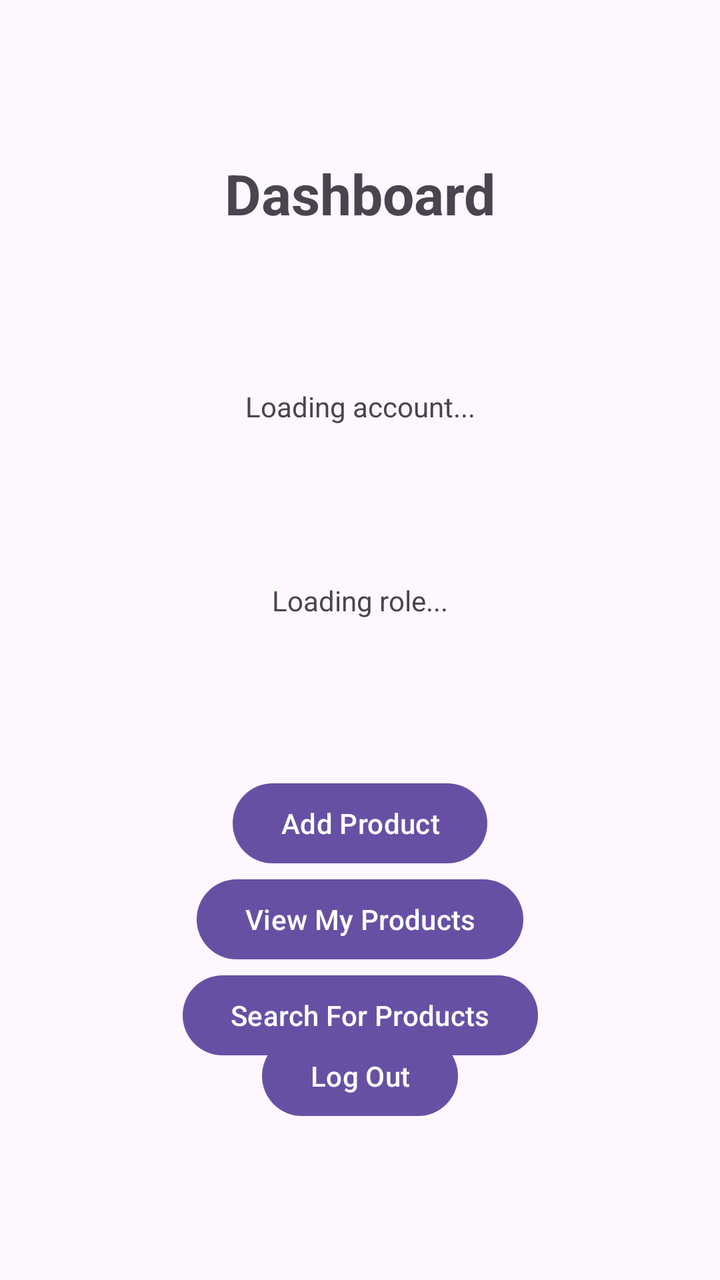
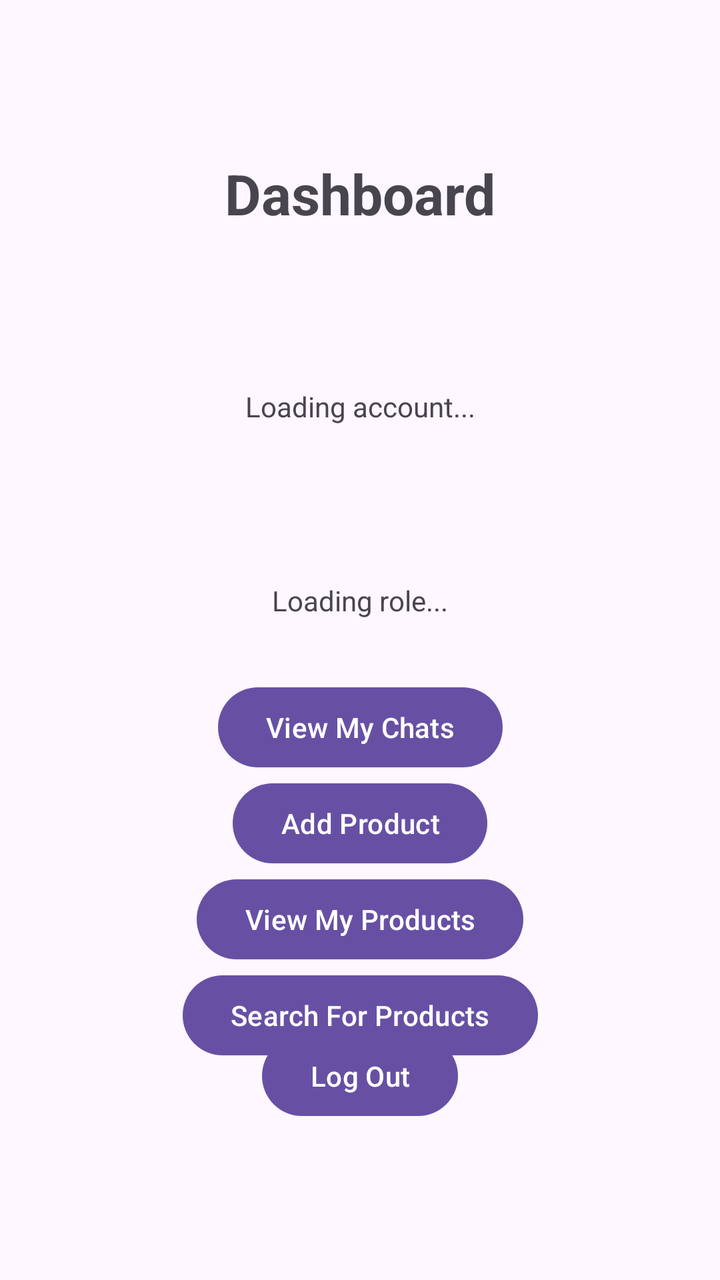

Compare the two renders of this Android layout. The source of the first and the diff that turns it into the second are given below.
<!-- AndroidManifest.xml: application theme Theme._3130_grp8_app -->
<!-- res/layout/activity_role_specific_dashboard.xml -->
<?xml version="1.0" encoding="utf-8"?>
<androidx.constraintlayout.widget.ConstraintLayout xmlns:android="http://schemas.android.com/apk/res/android"
    xmlns:app="http://schemas.android.com/apk/res-auto"
    android:id="@+id/roleSelectionMain"
    android:layout_width="match_parent"
    android:layout_height="match_parent">

    <TextView
        android:id="@+id/dashboardTitle"
        android:layout_width="wrap_content"
        android:layout_height="wrap_content"
        android:text="Dashboard"
        android:textSize="28sp"
        android:textStyle="bold"
        app:layout_constraintEnd_toEndOf="parent"
        app:layout_constraintStart_toStartOf="parent"
        app:layout_constraintTop_toTopOf="parent"
        app:layout_constraintBottom_toTopOf="@id/dashboardEmail"/>

    <TextView
        android:id="@+id/dashboardEmail"
        android:layout_width="wrap_content"
        android:layout_height="wrap_content"
        android:text="Loading account..."
        app:layout_constraintEnd_toEndOf="parent"
        app:layout_constraintStart_toStartOf="parent"
        app:layout_constraintTop_toBottomOf="@id/dashboardTitle"
        app:layout_constraintBottom_toTopOf="@id/dashboardRole"/>

    <TextView
        android:id="@+id/dashboardRole"
        android:layout_width="wrap_content"
        android:layout_height="wrap_content"
        android:text="Loading role..."
        app:layout_constraintEnd_toEndOf="parent"
        app:layout_constraintStart_toStartOf="parent"
        app:layout_constraintTop_toBottomOf="@id/dashboardEmail"
        app:layout_constraintBottom_toTopOf="@id/productButton"/>

    <Button
        android:id="@+id/productButton"
        android:layout_width="wrap_content"
        android:layout_height="wrap_content"
        android:text="Add Product"
        app:layout_constraintEnd_toEndOf="parent"
        app:layout_constraintStart_toStartOf="parent"
        app:layout_constraintTop_toBottomOf="@id/dashboardRole"
        app:layout_constraintBottom_toTopOf="@id/logoutButton"/>

    <Button
        android:id="@+id/viewMyProductsButton"
        android:layout_width="wrap_content"
        android:layout_height="wrap_content"
        android:text="View My Products"
        app:layout_constraintEnd_toEndOf="parent"
        app:layout_constraintStart_toStartOf="parent"
        app:layout_constraintTop_toBottomOf="@id/productButton" />

    <Button
        android:id="@+id/searchForProductsButton"
        android:layout_width="wrap_content"
        android:layout_height="wrap_content"
        android:text="Search For Products"
        app:layout_constraintEnd_toEndOf="parent"
        app:layout_constraintStart_toStartOf="parent"
        app:layout_constraintTop_toBottomOf="@id/viewMyProductsButton"/>

    <Button
        android:id="@+id/logoutButton"
        android:layout_width="wrap_content"
        android:layout_height="wrap_content"
        android:text="Log Out"
        app:layout_constraintBottom_toBottomOf="parent"
        app:layout_constraintEnd_toEndOf="parent"
        app:layout_constraintStart_toStartOf="parent"
        app:layout_constraintTop_toBottomOf="@id/productButton"/>

</androidx.constraintlayout.widget.ConstraintLayout>
<!-- resources referenced by this layout -->
<resources>
  <style name="Theme._3130_grp8_app" parent="Base.Theme._3130_grp8_app" />
  <style name="Base.Theme._3130_grp8_app" parent="Theme.Material3.DayNight.NoActionBar">
          
          
      </style>
</resources>

<!-- the commit's change to res/layout/activity_role_specific_dashboard.xml (unified diff, before → after) -->
@@ -38,6 +38,15 @@
         app:layout_constraintBottom_toTopOf="@id/productButton"/>
 
     <Button
+        android:id="@+id/viewMyChatsButton"
+        android:layout_width="wrap_content"
+        android:layout_height="wrap_content"
+        android:text="View My Chats"
+        app:layout_constraintBottom_toTopOf="@id/productButton"
+        app:layout_constraintStart_toStartOf="parent"
+        app:layout_constraintEnd_toEndOf="parent"/>
+
+    <Button
         android:id="@+id/productButton"
         android:layout_width="wrap_content"
         android:layout_height="wrap_content"
